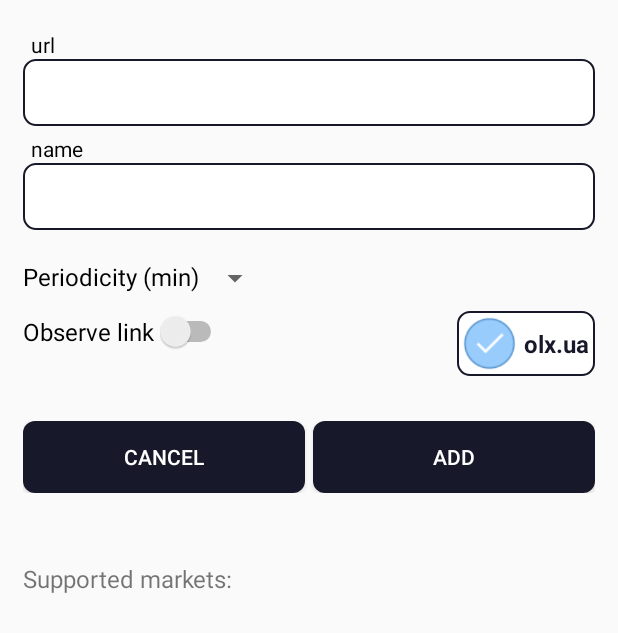
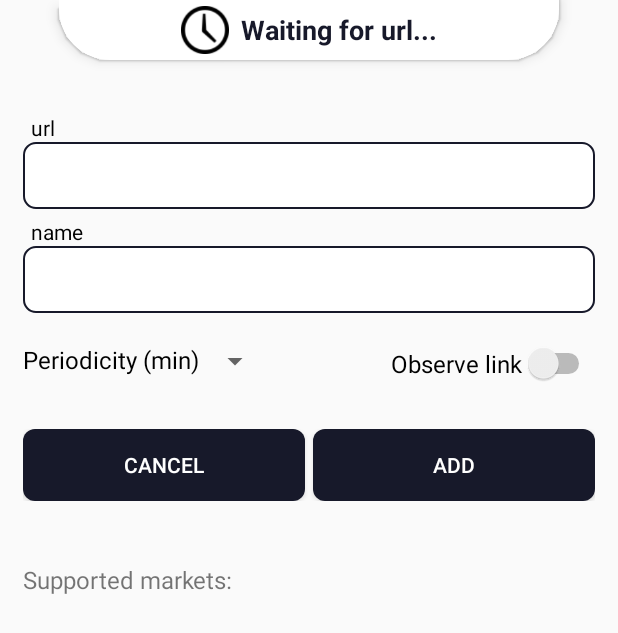
Before and after one commit to yegorf/market-observer-android, an Android app: the layout fragment_add_link.xml on its own in the app's theme, with its tools: preview values and no code run, on a phone screen of 412 x 824 dp. Shown: the top 633 px of the screen. Run offline under Robolectric (Android 15) with nearby library versions, the phone set to English and light mode, and no system bars.

Commit message:
add market adapter update progress popup

```diff
--- a/app/src/main/java/com/example/market_observer_android/presentation/activity/LoginActivity.kt
+++ b/app/src/main/java/com/example/market_observer_android/presentation/activity/LoginActivity.kt
@@ -50,6 +50,7 @@ class LoginActivity : BaseActivity(), LoginView {
     }
 
     override fun showErrorPopup(error: String) {
+        dismissProgressDialog()
         Toast.makeText(this, error, Toast.LENGTH_LONG).show()
     }
 }
--- a/app/src/main/java/com/example/market_observer_android/presentation/fragment/ProgressDialog.kt
+++ b/app/src/main/java/com/example/market_observer_android/presentation/popup/ProgressPopup.kt
@@ -1,4 +1,4 @@
-package com.example.market_observer_android.presentation.fragment
+package com.example.market_observer_android.presentation.popup
 
 import android.os.Bundle
 import android.view.LayoutInflater
@@ -7,7 +7,7 @@ import android.view.ViewGroup
 import androidx.fragment.app.DialogFragment
 import com.example.market_observer_android.R
 
-class ProgressDialog : DialogFragment() {
+class ProgressPopup : BaseFullscreenPopup() {
 
     override fun onCreateView(
         inflater: LayoutInflater,
--- /dev/null
+++ b/app/src/main/res/drawable/url_status_container.xml
@@ -0,0 +1,9 @@
+<?xml version="1.0" encoding="utf-8"?>
+<shape xmlns:android="http://schemas.android.com/apk/res/android">
+
+    <solid android:color="@color/colorWhite" />
+
+    <corners android:bottomLeftRadius="34dp"
+        android:bottomRightRadius="34dp"/>
+
+</shape>
--- a/app/src/main/res/layout/fragment_add_link.xml
+++ b/app/src/main/res/layout/fragment_add_link.xml
@@ -5,9 +5,41 @@
     android:orientation="vertical"
     android:layout_width="match_parent"
     android:layout_height="match_parent"
-    android:paddingTop="20dp"
     android:paddingStart="15dp"
     android:paddingEnd="15dp">
+
+    <LinearLayout
+        android:layout_width="match_parent"
+        android:layout_height="wrap_content"
+        android:orientation="horizontal"
+        android:gravity="center"
+        android:background="@drawable/url_status_container"
+        android:layout_gravity="center_horizontal"
+        android:paddingVertical="4dp"
+        android:layout_marginHorizontal="24dp"
+        android:elevation="5dp">
+
+        <ImageView
+            android:id="@+id/iv_status"
+            android:layout_width="32dp"
+            android:layout_height="32dp"
+            android:layout_marginEnd="8dp"
+            android:src="@drawable/ic_clock"/>
+
+        <TextView
+            android:id="@+id/tv_market"
+            android:layout_width="wrap_content"
+            android:layout_height="wrap_content"
+            android:textStyle="bold"
+            android:textColor="@color/colorDarkBlue"
+            android:textSize="18sp"
+            android:text="Waiting for url..."/>
+
+    </LinearLayout>
+
+    <Space
+        android:layout_width="match_parent"
+        android:layout_height="35dp"/>
 
     <com.example.market_observer_android.presentation.view.StyledEditText
         android:id="@+id/et_url"
@@ -29,9 +61,14 @@
         android:layout_width="match_parent"
         android:layout_height="20dp"/>
 
-    <LinearLayout
+    <RelativeLayout
         android:layout_width="match_parent"
         android:layout_height="wrap_content">
+
+        <LinearLayout
+            android:layout_width="wrap_content"
+            android:layout_height="wrap_content"
+            android:layout_alignParentStart="true">
 
             <TextView
                 android:layout_width="wrap_content"
@@ -47,57 +84,16 @@
 
         </LinearLayout>
 
-    <Space
-        android:layout_width="match_parent"
-        android:layout_height="10dp"/>
-
-    <LinearLayout
-        android:layout_width="match_parent"
-        android:layout_height="wrap_content"
-        android:orientation="horizontal">
 
         <Switch
             android:id="@+id/switch_observe"
             android:layout_width="wrap_content"
             android:layout_height="wrap_content"
             android:text="@string/observe_link"
-            android:textSize="@dimen/global_text_size"/>
+            android:textSize="@dimen/global_text_size"
+            android:layout_alignParentEnd="true"/>
 
-        <Space
-            android:layout_width="0dp"
-            android:layout_weight="1"
-            android:layout_height="match_parent"/>
-
-        <LinearLayout
-            android:layout_width="wrap_content"
-            android:layout_height="wrap_content"
-            android:orientation="horizontal"
-            android:gravity="center_vertical"
-            android:background="@drawable/styled_edit_text"
-            android:padding="4dp">
-
-            <ImageView
-                android:id="@+id/iv_status"
-                android:layout_width="35dp"
-                android:layout_height="35dp"
-                tools:src="@drawable/ic_success"/>
-
-            <Space
-                android:layout_width="5dp"
-                android:layout_height="match_parent" />
-
-            <TextView
-                android:id="@+id/tv_market"
-                android:layout_width="wrap_content"
-                android:layout_height="wrap_content"
-                android:textStyle="bold"
-                android:textColor="@color/colorDarkBlue"
-                android:textSize="@dimen/global_text_size"
-                tools:text="olx.ua"/>
-
-        </LinearLayout>
-
-    </LinearLayout>
+    </RelativeLayout>
 
     <Space
         android:layout_width="match_parent"
@@ -129,13 +125,13 @@
 
     <Space
         android:layout_width="match_parent"
-        android:layout_height="30dp"/>
+        android:layout_height="25dp"/>
 
     <LinearLayout
         android:layout_width="wrap_content"
         android:layout_height="wrap_content"
         android:layout_marginTop="16dp"
-        android:orientation="horizontal">
+        android:orientation="vertical">
 
         <TextView
             android:layout_width="wrap_content"
@@ -144,15 +140,13 @@
             android:textSize="@dimen/global_text_size" />
 
         <Space
-            android:layout_width="@dimen/value_margin"
-            android:layout_height="match_parent"/>
+            android:layout_width="match_parent"
+            android:layout_height="5dp" />
 
-        <TextView
-            android:id="@+id/tv_add_link_market_list"
+        <androidx.recyclerview.widget.RecyclerView
+            android:id="@+id/rv_add_link_market_list"
             android:layout_width="wrap_content"
-            android:layout_height="wrap_content"
-            android:textColor="@color/colorBlack"
-            android:textSize="@dimen/global_text_size" />
+            android:layout_height="wrap_content"/>
 
     </LinearLayout>
 
--- a/app/src/main/res/layout/fragment_progress.xml
+++ b/app/src/main/res/layout/fragment_progress.xml
@@ -3,7 +3,8 @@
     xmlns:android="http://schemas.android.com/apk/res/android"
     xmlns:app="http://schemas.android.com/apk/res-auto"
     android:layout_width="match_parent"
-    android:layout_height="match_parent">
+    android:layout_height="match_parent"
+    android:background="@color/colorWhite">
 
     <ProgressBar
         android:id="@+id/progress_bar"
--- a/app/src/main/res/values/colors.xml
+++ b/app/src/main/res/values/colors.xml
@@ -9,4 +9,5 @@
     <color name="colorLightGrey">#D3D3D3</color>
     <color name="colorDarkGrey">#2c2c2c</color>
     <color name="colorDarkBlue">#17192A</color>
+    <color name="colorLightBlue">#6f7cea</color>
 </resources>
```
Also changed, not shown: app/src/main/assets/markets.json (+5 -5 lines), app/src/main/java/com/example/market_observer_android/presentation/activity/BaseActivity.kt (+7 -3 lines), app/src/main/java/com/example/market_observer_android/presentation/adapter/MarketAdapter.kt (added, +42 -0 lines), app/src/main/java/com/example/market_observer_android/presentation/fragment/AddLinkFragment.kt (+5 -3 lines), app/src/main/java/com/example/market_observer_android/presentation/fragment/InfoFragment.kt (+4 -3 lines), app/src/main/java/com/example/market_observer_android/presentation/popup/BaseFullscreenPopup.kt (added, +27 -0 lines), app/src/main/res/layout/fragment_info.xml (+6 -8 lines), app/src/main/res/layout/item_market.xml (added, +24 -0 lines), app/src/main/res/drawable/ic_clock.png (added), app/src/main/res/drawable/ic_cloud.png (added). Lines whose indentation alone changed are shown as unchanged.
